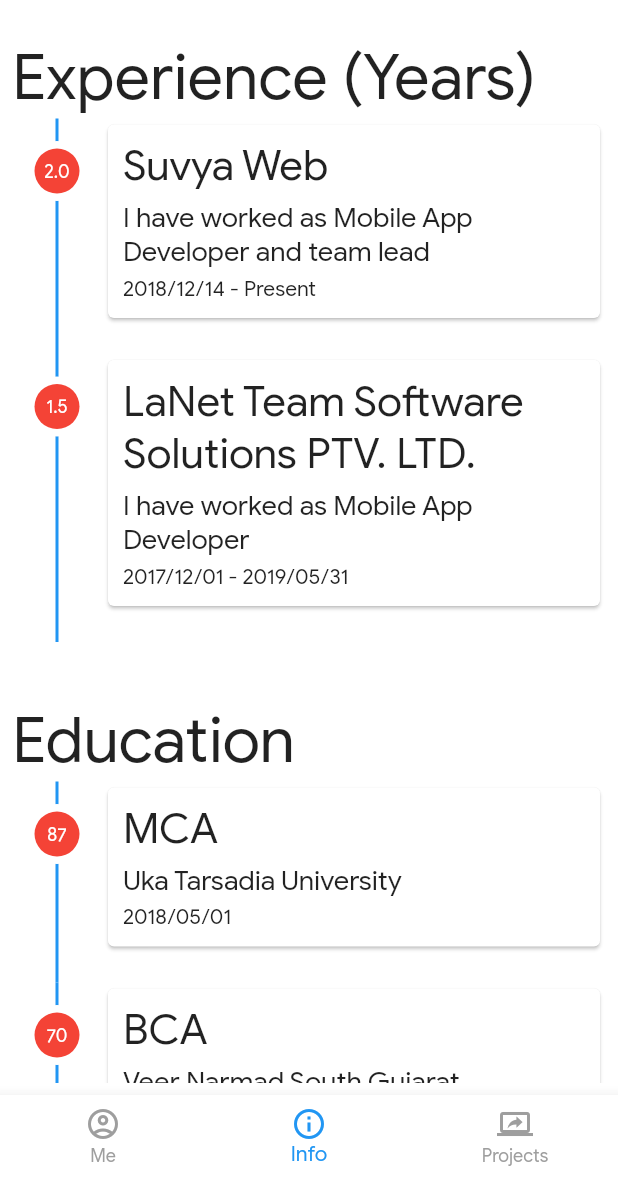
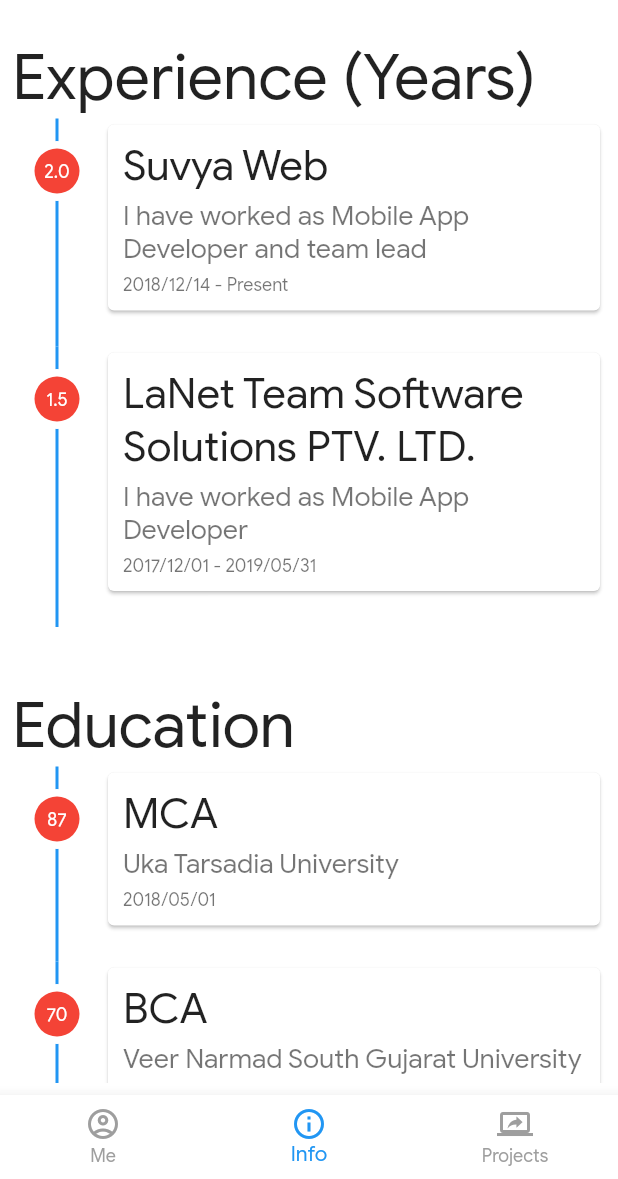
Before and after one commit to hardikgpatel/hardikpatel_portfolio, a Flutter app: the screen it shows after launch, item 2 of the bottom bar chosen, on a phone screen of 412 x 824 dp, the part 57-1236 px from its top. Run offline on Flutter 3.47's test engine with Material 2 defaults, Android fonts, the phone set to English and light mode, and no system bars; missing offline and left inert: dart:html.

Commit message:
done changes

```diff
--- a/lib/ screens/home_screen.dart
+++ b/lib/screens/home_screen.dart
@@ -1,8 +1,8 @@
 import 'package:flutter/material.dart';
-import 'package:hardikpatel/%20screens/about_screen.dart';
-import 'package:hardikpatel/%20screens/contact_screen.dart';
-import 'package:hardikpatel/%20screens/info_screen.dart';
-import 'package:hardikpatel/%20screens/project_screen.dart';
+import 'package:hardikpatel/screens/about_screen.dart';
+import 'package:hardikpatel/screens/contact_screen.dart';
+import 'package:hardikpatel/screens/info_screen.dart';
+import 'package:hardikpatel/screens/project_screen.dart';
 import 'package:hardikpatel/config/assets.dart';
 import 'package:hardikpatel/widgets/theme_inherited_widget.dart';
 
@@ -20,7 +20,6 @@
     AboutScreen(),
     InfoScreen(),
     ProjectScreen(),
-    ContactScreen(),
   ];
 
   @override
@@ -54,10 +53,6 @@
             icon: Icon(Icons.screen_share_outlined),
             title: Text('Projects'),
           ),
-          /*BottomNavigationBarItem(
-            icon: Icon(Icons.contact_page_outlined),
-            title: Text('Contact'),
-          ),*/
         ],
         currentIndex: _selectedTabIndex,
         onTap: (index)=> setState(() => _selectedTabIndex = index),
--- a/lib/ screens/info_screen.dart
+++ b/lib/screens/info_screen.dart
@@ -139,12 +139,14 @@
                   SizedBox(height: 5,),
                   Text(
                     experienceModel.description,
-                    textScaleFactor: 1.3,
+                    textScaleFactor: 1.5,
+                    style: Theme.of(context).textTheme.caption,
                   ),
                   SizedBox(height: 5,),
                   Text(
                     experienceModel.marks!=null ? '${DateFormat('yyyy/MM/dd').format(experienceModel.endDate)}' :
                     '${DateFormat('yyyy/MM/dd').format(experienceModel.startDate)} - ${experienceModel.endDate != null ? DateFormat('yyyy/MM/dd').format(experienceModel.endDate) : 'Present'}',
+                    style: Theme.of(context).textTheme.caption,
                   ),
                 ],
               ),
--- a/lib/utils/router.dart
+++ b/lib/utils/router.dart
@@ -1,5 +1,5 @@
 import 'package:flutter/material.dart';
-import 'package:hardikpatel/%20screens/home_screen.dart';
+import 'package:hardikpatel/screens/home_screen.dart';
 
 class Router {
   static Route<dynamic> generateRoute(RouteSettings settings) {
--- a/pubspec.yaml
+++ b/pubspec.yaml
@@ -26,6 +26,7 @@
   google_fonts: ^1.1.1
   flutter_screenutil: ^3.0.2
   http: ^0.12.2
+  pdf_flutter: any
 
 
   # The following adds the Cupertino Icons font to your application.
```
Also changed, not shown: lib/screens/about_screen.dart (renamed from lib/ screens/about_screen.dart), lib/screens/contact_screen.dart (renamed from lib/ screens/contact_screen.dart), lib/screens/project_screen.dart (renamed from lib/ screens/project_screen.dart), pubspec.lock, 1 other file.
